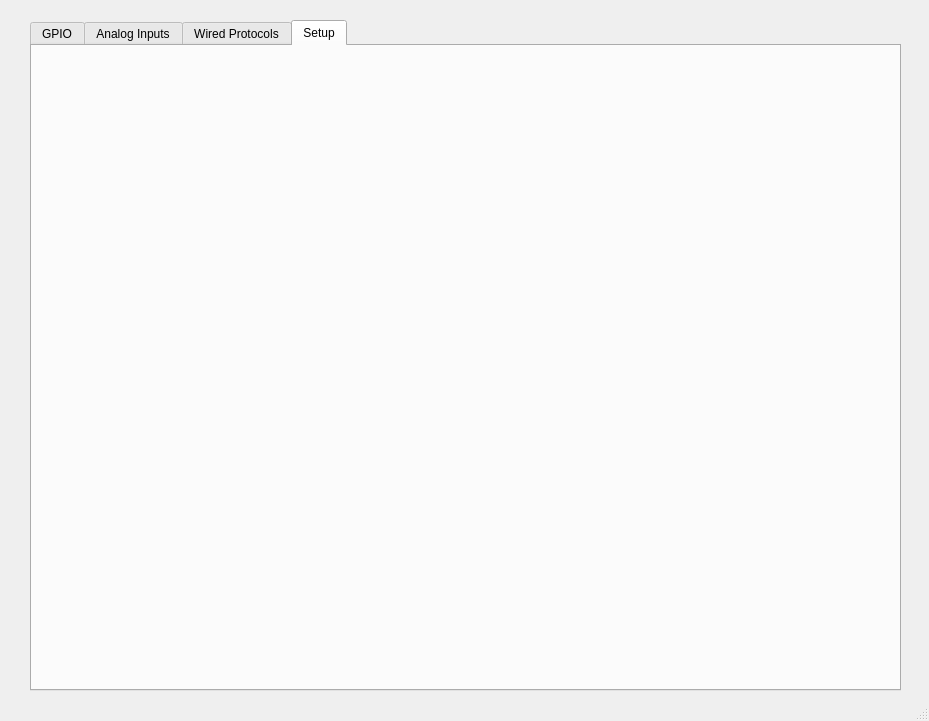
The window that View/mainview.ui (AakashKumar21/EmbeddedToolbox-GUI) describes before a commit, drawn with Qt 5.
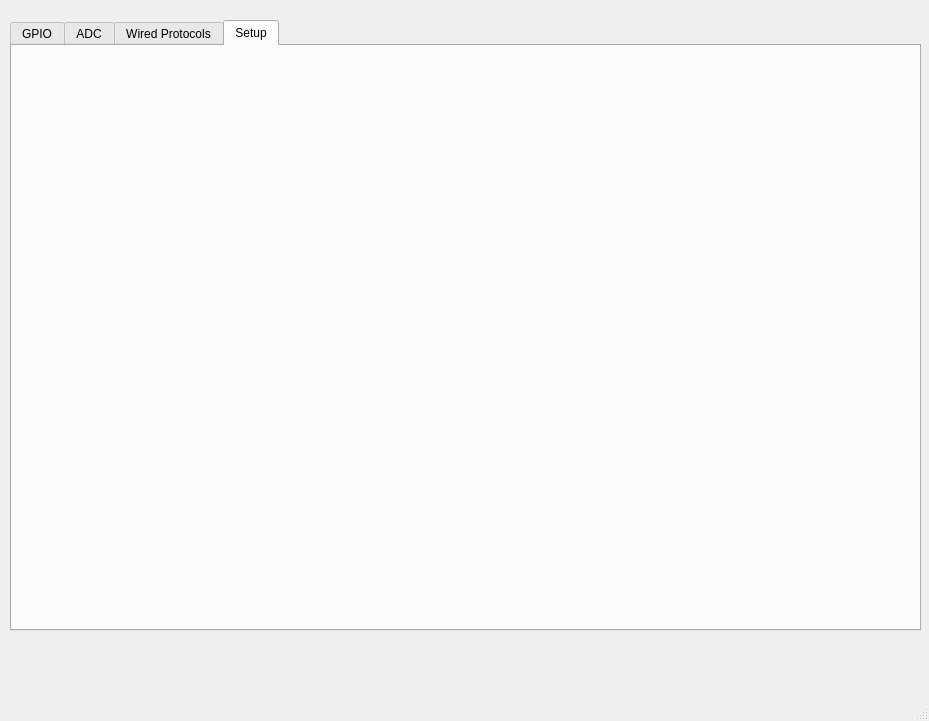
The same window after the commit. The open tabs and pages were chosen to show the change.

The edit to the form file:
```diff
--- a/View/mainview.ui
+++ b/View/mainview.ui
@@ -23,10 +23,10 @@
    <widget class="QTabWidget" name="mainTab">
     <property name="geometry">
      <rect>
-      <x>30</x>
+      <x>10</x>
       <y>20</y>
-      <width>871</width>
-      <height>671</height>
+      <width>911</width>
+      <height>611</height>
      </rect>
     </property>
     <property name="currentIndex">
@@ -65,7 +65,7 @@
       <string/>
      </property>
      <attribute name="title">
-      <string>Analog Inputs</string>
+      <string>ADC</string>
      </attribute>
     </widget>
     <widget class="QWidget" name="wired">
@@ -80,10 +80,10 @@
      <widget class="QWidget" name="verticalLayoutWidget_2">
       <property name="geometry">
        <rect>
-        <x>20</x>
-        <y>40</y>
-        <width>831</width>
-        <height>461</height>
+        <x>10</x>
+        <y>10</y>
+        <width>891</width>
+        <height>551</height>
        </rect>
       </property>
       <layout class="QVBoxLayout" name="loSetupTab"/>
```
Left out of the diff: 4 changed lines with no effect on the pictures.
